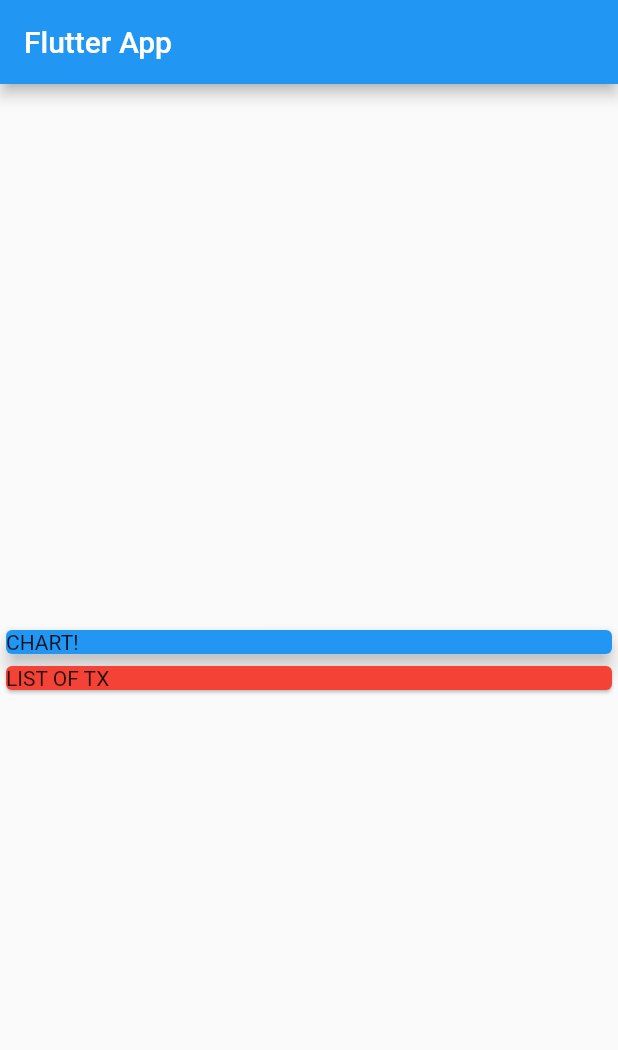
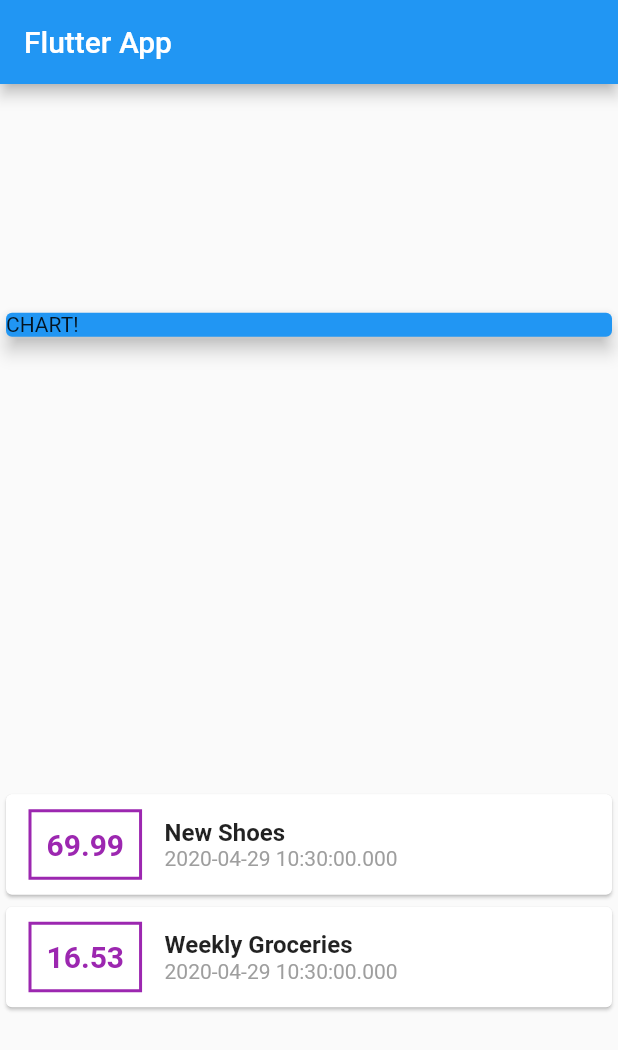
Before and after one commit to MoueedAhmed/personal_expenses, a Flutter app: the screen it shows after launch, on a phone screen of 412 x 824 dp. Shown: the top 1050 px of the screen. Run offline on Flutter 3.47's test engine with Material 2 defaults, Android fonts, the phone set to English and light mode, and no system bars.

Commit message:
real-apps-04-list-of-transaction-cards

```diff
--- a/lib/main.dart
+++ b/lib/main.dart
@@ -1,4 +1,5 @@
 import 'package:flutter/material.dart';
+
 import './transaction.dart';
 
 void main() => runApp(MyApp());
@@ -14,7 +15,6 @@ class MyApp extends StatelessWidget {
 }
 
 class MyHomePage extends StatelessWidget {
-
   final List<Transaction> transactions = [
     Transaction(
       id: 't1',
@@ -37,7 +37,7 @@ class MyHomePage extends StatelessWidget {
         title: Text('Flutter App'),
       ),
       body: Column(
-        mainAxisAlignment: MainAxisAlignment.center,
+        mainAxisAlignment: MainAxisAlignment.spaceAround,
         crossAxisAlignment: CrossAxisAlignment.stretch,
         children: <Widget>[
           Container(
@@ -48,9 +48,54 @@ class MyHomePage extends StatelessWidget {
               elevation: 5,
             ),
           ),
-          Card(
-            color: Colors.red,
-            child: Text('LIST OF TX'),
+          Column(
+            children: transactions.map((tx) {
+              return Card(
+                child: Row(
+                  children: <Widget>[
+                    Container(
+                      margin: EdgeInsets.symmetric(
+                        vertical: 10,
+                        horizontal: 15,
+                      ),
+                      decoration: BoxDecoration(
+                        border: Border.all(
+                          color: Colors.purple,
+                          width: 2,
+                        ),
+                      ),
+                      padding: EdgeInsets.all(10),
+                      child: Text(
+                        tx.amount.toString(),
+                        style: TextStyle(
+                          fontWeight: FontWeight.bold,
+                          fontSize: 20,
+                          color: Colors.purple,
+                        ),
+                      ),
+                    ),
+                    Column(
+                      crossAxisAlignment: CrossAxisAlignment.start,
+                      children: <Widget>[
+                        Text(
+                          tx.title,
+                          style: TextStyle(
+                            fontSize: 16,
+                            fontWeight: FontWeight.bold,
+                          ),
+                        ),
+                        Text(
+                          tx.date.toString(),
+                          style: TextStyle(
+                            color: Colors.grey,
+                          ),
+                        ),
+                      ],
+                    ),
+                  ],
+                ),
+              );
+            }).toList(),
           ),
         ],
       ),
```
